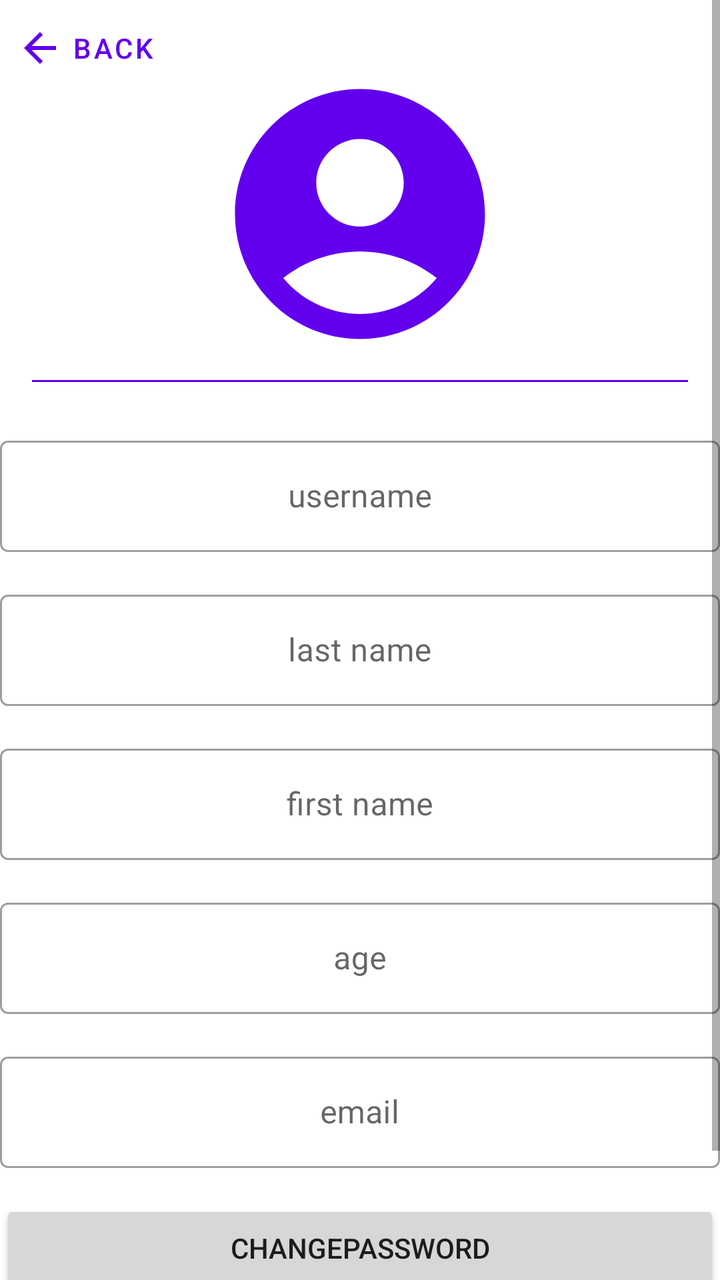
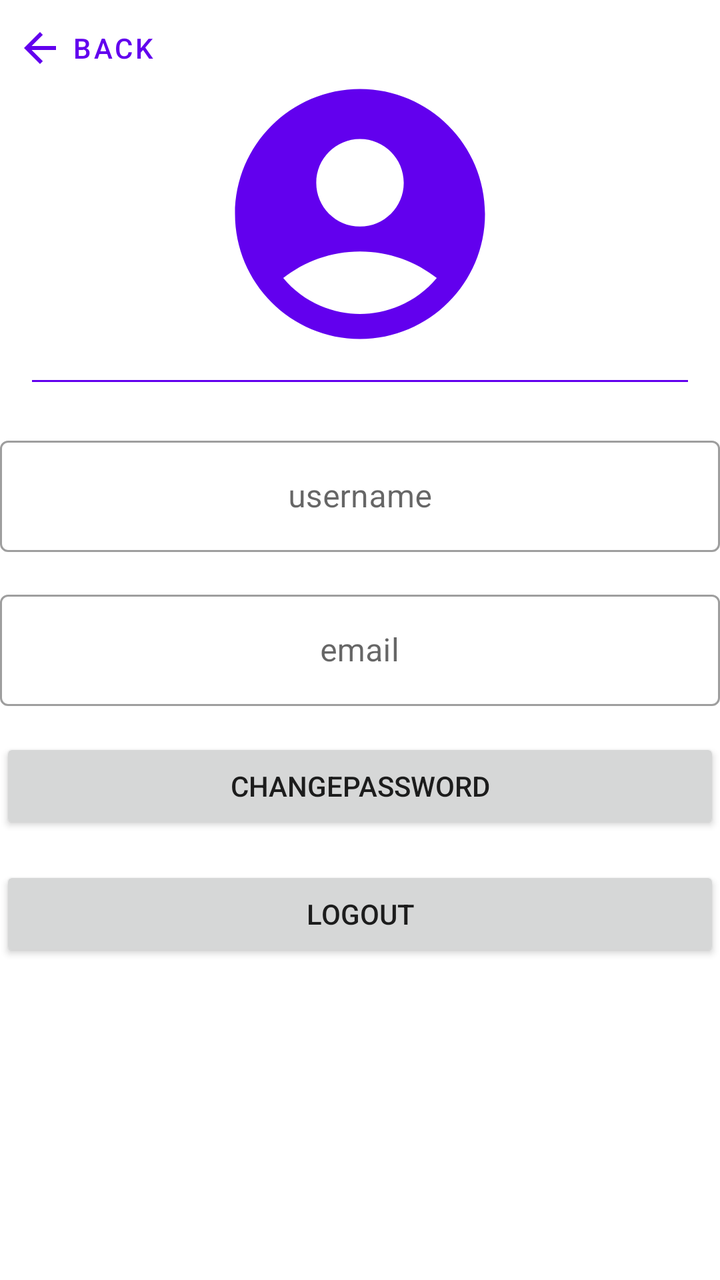

Two renders of the same Android screen: before a commit and after it. Below are the layout's source before the change and the commit's diff.
<!-- AndroidManifest.xml: activity theme Theme.ChatApp.NoActionBar -->
<!-- res/layout/activity_account.xml -->
<?xml version="1.0" encoding="utf-8"?>
<androidx.coordinatorlayout.widget.CoordinatorLayout xmlns:android="http://schemas.android.com/apk/res/android"
    xmlns:app="http://schemas.android.com/apk/res-auto"
    xmlns:tools="http://schemas.android.com/tools"
    android:layout_width="match_parent"
    android:layout_height="match_parent"
    tools:context=".AccountActivity">


    <ScrollView
        android:layout_width="match_parent"
        android:layout_height="match_parent">
        <androidx.constraintlayout.widget.ConstraintLayout
            android:id="@+id/constraintLayout2"
            android:layout_width="match_parent"
            android:layout_height="match_parent"
            >
            <com.google.android.material.button.MaterialButton
                android:id="@+id/button_back"
                style="@style/Widget.MaterialComponents.Button.TextButton"
                android:layout_width="wrap_content"
                android:layout_height="wrap_content"
                android:gravity="start|center_vertical"
                android:text="back"
                android:textAlignment="textStart"
                app:icon="@drawable/baseline_arrow_back_24"
                app:iconGravity="start"
                app:layout_constraintStart_toStartOf="parent"
                app:layout_constraintTop_toTopOf="parent"
                />
            <ImageView
                android:id="@+id/user_avatar"
                android:layout_width="150dp"
                android:layout_height="150dp"
                android:layout_marginTop="32dp"
                app:layout_constraintEnd_toEndOf="parent"
                app:layout_constraintStart_toStartOf="parent"
                app:layout_constraintTop_toTopOf="parent"
                android:src="@drawable/baseline_account_circle_32"
                app:tint="@color/design_default_color_primary" />

            <View
                android:id="@+id/divider"
                android:layout_width="match_parent"
                android:layout_height="1dp"
                android:layout_marginLeft="16dp"
                android:layout_marginTop="8dp"
                android:layout_marginRight="16dp"
                android:background="@color/design_default_color_primary"
                app:layout_constraintLeft_toLeftOf="parent"
                app:layout_constraintRight_toRightOf="parent"
                app:layout_constraintTop_toBottomOf="@+id/user_avatar" />

            <com.google.android.material.textfield.TextInputLayout
                android:id="@+id/usernameTextLayout"
                style="@style/Widget.MaterialComponents.TextInputLayout.OutlinedBox"
                android:layout_width="match_parent"
                android:layout_height="wrap_content"
                android:layout_marginTop="24dp"
                app:layout_constraintLeft_toLeftOf="parent"
                app:layout_constraintRight_toRightOf="parent"
                app:layout_constraintTop_toBottomOf="@id/divider">

                <com.google.android.material.textfield.TextInputEditText
                    android:id="@+id/username"
                    android:layout_width="match_parent"
                    android:layout_height="wrap_content"
                    android:gravity="center"
                    android:hint="username" />

            </com.google.android.material.textfield.TextInputLayout>

            <com.google.android.material.textfield.TextInputLayout
                android:id="@+id/nomTextLayout"
                style="@style/Widget.MaterialComponents.TextInputLayout.OutlinedBox"
                android:layout_width="match_parent"
                android:layout_height="wrap_content"
                android:layout_marginTop="16dp"
                app:layout_constraintLeft_toLeftOf="parent"
                app:layout_constraintRight_toRightOf="parent"
                app:layout_constraintTop_toBottomOf="@id/usernameTextLayout">

                <com.google.android.material.textfield.TextInputEditText
                    android:id="@+id/nom"
                    android:layout_width="match_parent"
                    android:layout_height="wrap_content"
                    android:gravity="center"
                    android:hint="last name" />
            </com.google.android.material.textfield.TextInputLayout>

            <com.google.android.material.textfield.TextInputLayout
                android:id="@+id/prenomTextLayout"
                style="@style/Widget.MaterialComponents.TextInputLayout.OutlinedBox"
                android:layout_width="match_parent"
                android:layout_height="wrap_content"
                android:layout_marginTop="16dp"
                app:layout_constraintLeft_toLeftOf="parent"
                app:layout_constraintRight_toRightOf="parent"
                app:layout_constraintTop_toBottomOf="@id/nomTextLayout">

                <com.google.android.material.textfield.TextInputEditText
                    android:id="@+id/prenom"
                    android:layout_width="match_parent"
                    android:layout_height="wrap_content"
                    android:gravity="center"
                    android:hint="first name" />
            </com.google.android.material.textfield.TextInputLayout>

            <com.google.android.material.textfield.TextInputLayout
                android:id="@+id/ageTextLayout"
                android:layout_width="match_parent"
                android:layout_height="wrap_content"
                style="@style/Widget.MaterialComponents.TextInputLayout.OutlinedBox"
                android:layout_marginTop="16dp"
                app:layout_constraintLeft_toLeftOf="parent"
                app:layout_constraintRight_toRightOf="parent"
                app:layout_constraintTop_toBottomOf="@id/prenomTextLayout">

                <com.google.android.material.textfield.TextInputEditText
                    android:id="@+id/age"
                    android:layout_width="match_parent"
                    android:layout_height="wrap_content"
                    android:gravity="center"
                    android:hint="age" />
            </com.google.android.material.textfield.TextInputLayout>

            <com.google.android.material.textfield.TextInputLayout
                android:id="@+id/emailTextLayout"
                android:layout_width="match_parent"
                android:layout_height="wrap_content"
                style="@style/Widget.MaterialComponents.TextInputLayout.OutlinedBox"
                android:layout_marginTop="16dp"
                app:layout_constraintLeft_toLeftOf="parent"
                app:layout_constraintRight_toRightOf="parent"
                app:layout_constraintTop_toBottomOf="@id/ageTextLayout">

                <com.google.android.material.textfield.TextInputEditText
                    android:id="@+id/email"
                    android:layout_width="match_parent"
                    android:layout_height="wrap_content"
                    android:gravity="center"
                    android:hint="email" />
            </com.google.android.material.textfield.TextInputLayout>

            <LinearLayout
                android:layout_width="match_parent"
                android:layout_height="wrap_content"
                android:orientation="vertical"
                app:layout_constraintStart_toStartOf="parent"
                app:layout_constraintEnd_toEndOf="parent"
                app:layout_constraintTop_toBottomOf="@id/emailTextLayout"
                app:layout_constraintBottom_toBottomOf="parent"
                >

                <Button
                    android:id="@+id/button_changePassword"
                    android:layout_width="match_parent"
                    android:layout_height="wrap_content"
                    android:layout_marginTop="16dp"
                    android:text="changePassword"
                     />

                <Button
                    android:id="@+id/button_logout"
                    android:layout_width="match_parent"
                    android:layout_height="wrap_content"
                    android:layout_marginTop="16dp"
                    android:text="logout"/>
                <Button
                    android:id="@+id/button_Add_Friend"
                    android:layout_width="match_parent"
                    android:layout_height="wrap_content"
                    android:layout_marginTop="16dp"
                    android:text="Add Friend"
                    android:visibility="gone"
                    />
            </LinearLayout>
        </androidx.constraintlayout.widget.ConstraintLayout>
    </ScrollView>
</androidx.coordinatorlayout.widget.CoordinatorLayout>
<!-- resources referenced by this layout -->
<resources>
  <!-- drawable baseline_account_circle_32 (drawable) -->
  <vector android:autoMirrored="true" android:height="32dp"
      android:tint="#000000" android:viewportHeight="24"
      android:viewportWidth="24" android:width="32dp" xmlns:android="http://schemas.android.com/apk/res/android">
      <path android:fillColor="@android:color/white" android:pathData="M12,2C6.48,2 2,6.48 2,12s4.48,10 10,10s10,-4.48 10,-10S17.52,2 12,2zM12,6c1.93,0 3.5,1.57 3.5,3.5S13.93,13 12,13s-3.5,-1.57 -3.5,-3.5S10.07,6 12,6zM12,20c-2.03,0 -4.43,-0.82 -6.14,-2.88C7.55,15.8 9.68,15 12,15s4.45,0.8 6.14,2.12C16.43,19.18 14.03,20 12,20z"/>
  </vector>
  <!-- drawable baseline_arrow_back_24 (drawable) -->
  <vector android:autoMirrored="true" android:height="24dp"
      android:tint="#000000" android:viewportHeight="24"
      android:viewportWidth="24" android:width="24dp" xmlns:android="http://schemas.android.com/apk/res/android">
      <path android:fillColor="@android:color/white" android:pathData="M20,11H7.83l5.59,-5.59L12,4l-8,8 8,8 1.41,-1.41L7.83,13H20v-2z"/>
  </vector>
  <style name="Theme.ChatApp.NoActionBar">
          <item name="windowActionBar">false</item>
          <item name="windowNoTitle">true</item>
      </style>
</resources>

<!-- the commit's change to res/layout/activity_account.xml (unified diff, before → after) -->
@@ -70,59 +70,7 @@
 
             </com.google.android.material.textfield.TextInputLayout>
 
-            <com.google.android.material.textfield.TextInputLayout
-                android:id="@+id/nomTextLayout"
-                style="@style/Widget.MaterialComponents.TextInputLayout.OutlinedBox"
-                android:layout_width="match_parent"
-                android:layout_height="wrap_content"
-                android:layout_marginTop="16dp"
-                app:layout_constraintLeft_toLeftOf="parent"
-                app:layout_constraintRight_toRightOf="parent"
-                app:layout_constraintTop_toBottomOf="@id/usernameTextLayout">
 
-                <com.google.android.material.textfield.TextInputEditText
-                    android:id="@+id/nom"
-                    android:layout_width="match_parent"
-                    android:layout_height="wrap_content"
-                    android:gravity="center"
-                    android:hint="last name" />
-            </com.google.android.material.textfield.TextInputLayout>
-
-            <com.google.android.material.textfield.TextInputLayout
-                android:id="@+id/prenomTextLayout"
-                style="@style/Widget.MaterialComponents.TextInputLayout.OutlinedBox"
-                android:layout_width="match_parent"
-                android:layout_height="wrap_content"
-                android:layout_marginTop="16dp"
-                app:layout_constraintLeft_toLeftOf="parent"
-                app:layout_constraintRight_toRightOf="parent"
-                app:layout_constraintTop_toBottomOf="@id/nomTextLayout">
-
-                <com.google.android.material.textfield.TextInputEditText
-                    android:id="@+id/prenom"
-                    android:layout_width="match_parent"
-                    android:layout_height="wrap_content"
-                    android:gravity="center"
-                    android:hint="first name" />
-            </com.google.android.material.textfield.TextInputLayout>
-
-            <com.google.android.material.textfield.TextInputLayout
-                android:id="@+id/ageTextLayout"
-                android:layout_width="match_parent"
-                android:layout_height="wrap_content"
-                style="@style/Widget.MaterialComponents.TextInputLayout.OutlinedBox"
-                android:layout_marginTop="16dp"
-                app:layout_constraintLeft_toLeftOf="parent"
-                app:layout_constraintRight_toRightOf="parent"
-                app:layout_constraintTop_toBottomOf="@id/prenomTextLayout">
-
-                <com.google.android.material.textfield.TextInputEditText
-                    android:id="@+id/age"
-                    android:layout_width="match_parent"
-                    android:layout_height="wrap_content"
-                    android:gravity="center"
-                    android:hint="age" />
-            </com.google.android.material.textfield.TextInputLayout>
 
             <com.google.android.material.textfield.TextInputLayout
                 android:id="@+id/emailTextLayout"
@@ -132,7 +80,7 @@
                 android:layout_marginTop="16dp"
                 app:layout_constraintLeft_toLeftOf="parent"
                 app:layout_constraintRight_toRightOf="parent"
-                app:layout_constraintTop_toBottomOf="@id/ageTextLayout">
+                app:layout_constraintTop_toBottomOf="@id/usernameTextLayout">
 
                 <com.google.android.material.textfield.TextInputEditText
                     android:id="@+id/email"
@@ -174,6 +122,14 @@
                     android:text="Add Friend"
                     android:visibility="gone"
                     />
+                <Button
+                    android:id="@+id/button_Delete_Friend"
+                    android:layout_width="match_parent"
+                    android:layout_height="wrap_content"
+                    android:layout_marginTop="16dp"
+                    android:text="Delete Friend"
+                    android:visibility="gone"
+                    />
             </LinearLayout>
         </androidx.constraintlayout.widget.ConstraintLayout>
     </ScrollView>
